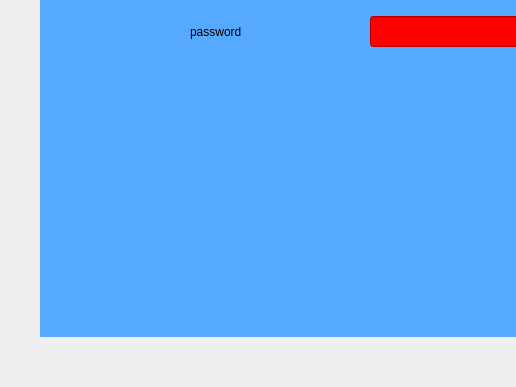
ssaannjjaayy/fitness-first, file fitnessfirst.ui: the form before one commit; both pictures show x 0 to 516 and y 261 to 648 of the 901 by 648 pixel window.
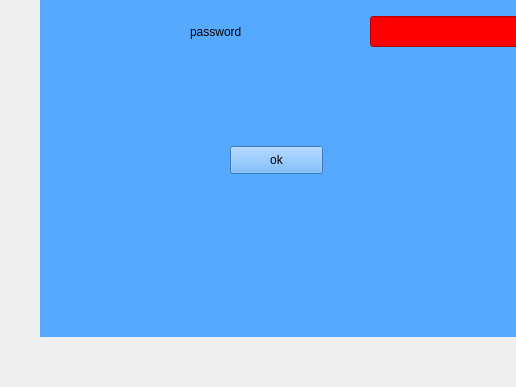
The form after the commit. The open tabs and pages were chosen to show the change.

```diff
--- a/fitnessfirst.ui
+++ b/fitnessfirst.ui
@@ -105,6 +105,19 @@
        <string>password</string>
       </property>
      </widget>
+     <widget class="QPushButton" name="pushButton">
+      <property name="geometry">
+       <rect>
+        <x>190</x>
+        <y>280</y>
+        <width>93</width>
+        <height>28</height>
+       </rect>
+      </property>
+      <property name="text">
+       <string>ok</string>
+      </property>
+     </widget>
     </widget>
     <widget class="QWidget" name="page_3">
      <widget class="QPushButton" name="registerDone">
```
Left out of the diff: 10 changed lines with no effect on the pictures.
